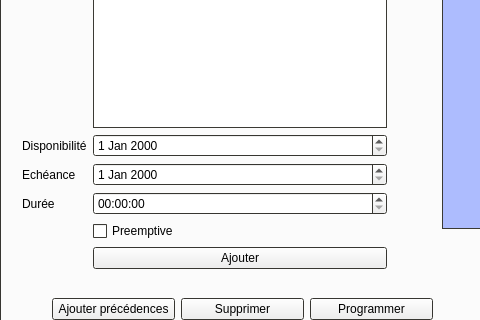
Qt form ProjectCalendar/mainwindow.ui (pzins/ProjectCalendar_LO21) before a commit; both pictures show x 0 to 480 and y 208 to 528 of the 1366 by 768 pixel window.
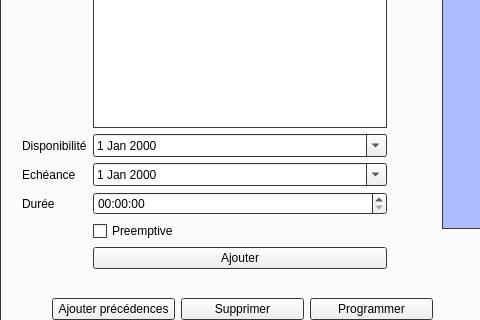
The same form after that commit. Icons and pictures are not drawn.

What changed in the file:
```diff
--- a/ProjectCalendar/mainwindow.ui
+++ b/ProjectCalendar/mainwindow.ui
@@ -286,7 +286,11 @@
           </widget>
          </item>
          <item row="3" column="1">
-          <widget class="QDateEdit" name="dispo"/>
+          <widget class="QDateEdit" name="dispo">
+           <property name="calendarPopup">
+            <bool>true</bool>
+           </property>
+          </widget>
          </item>
          <item row="4" column="0">
           <widget class="QLabel" name="label_5">
@@ -296,7 +300,11 @@
           </widget>
          </item>
          <item row="4" column="1">
-          <widget class="QDateEdit" name="eche"/>
+          <widget class="QDateEdit" name="eche">
+           <property name="calendarPopup">
+            <bool>true</bool>
+           </property>
+          </widget>
          </item>
          <item row="5" column="0">
           <widget class="QLabel" name="label_duree">
```
Left out of the diff: 6 changed lines with no effect on the pictures.
